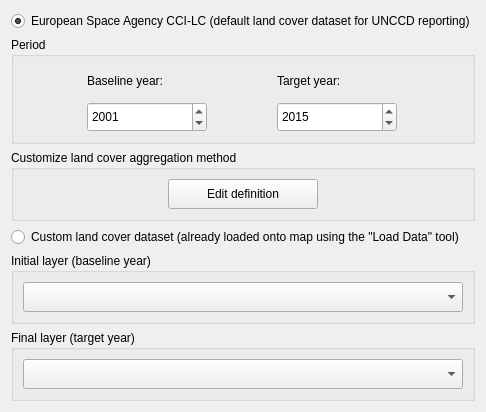
ConservationInternational/trends.earth, file LDMP/gui/WidgetLCSetup.ui: the form before one commit.
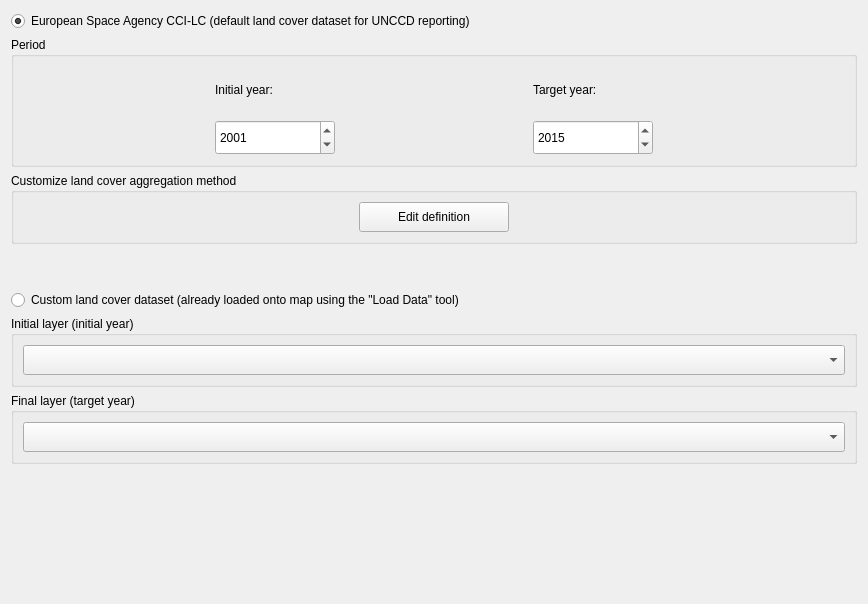
The form after the commit.

Commit message: Adding changes to GUI interfaces and additional interface for the single/multiple polygon entries

```diff
--- a/LDMP/gui/WidgetLCSetup.ui
+++ b/LDMP/gui/WidgetLCSetup.ui
@@ -6,8 +6,8 @@
    <rect>
     <x>0</x>
     <y>0</y>
-    <width>474</width>
-    <height>395</height>
+    <width>868</width>
+    <height>604</height>
    </rect>
   </property>
   <property name="windowTitle">
@@ -160,7 +160,7 @@
          </font>
         </property>
         <property name="text">
-         <string>Baseline year:</string>
+         <string>Initial year:</string>
         </property>
        </widget>
       </item>
@@ -236,7 +236,7 @@
       <bool>true</bool>
      </property>
      <property name="title">
-      <string>Initial layer (baseline year)</string>
+      <string>Initial layer (initial year)</string>
      </property>
      <layout class="QGridLayout" name="gridLayout_4">
       <item row="0" column="1">
```
The commit also changes 5 other files.
